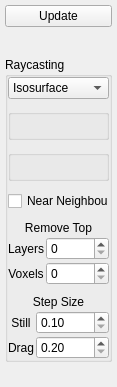
This is drishti/raycastmenu.ui in nci/drishti as Qt 5 draws it before an edit. The edited form follows.
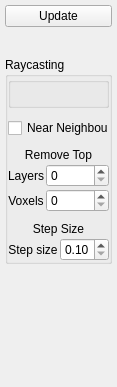
This is the edited form.

What changed in the file:
```diff
--- a/drishti/raycastmenu.ui
+++ b/drishti/raycastmenu.ui
@@ -97,25 +97,6 @@
       <property name="bottomMargin">
        <number>0</number>
       </property>
-      <item>
-       <widget class="QComboBox" name="raycastStyle">
-        <item>
-         <property name="text">
-          <string>Isosurface</string>
-         </property>
-        </item>
-        <item>
-         <property name="text">
-          <string>Raycasting</string>
-         </property>
-        </item>
-        <item>
-         <property name="text">
-          <string>Xray</string>
-         </property>
-        </item>
-       </widget>
-      </item>
       <item>
        <widget class="QGroupBox" name="raycastBox">
         <property name="title">
@@ -143,36 +124,6 @@
         </layout>
        </widget>
       </item>
-      <item>
-       <widget class="QGroupBox" name="surfaceBox">
-        <property name="title">
-         <string/>
-        </property>
-        <property name="checkable">
-         <bool>false</bool>
-        </property>
-        <layout class="QVBoxLayout" name="verticalLayout_9">
-         <property name="spacing">
-          <number>0</number>
-         </property>
-         <property name="leftMargin">
-          <number>0</number>
-         </property>
-         <property name="topMargin">
-          <number>0</number>
-         </property>
-         <property name="rightMargin">
-          <number>0</number>
-         </property>
-         <property name="bottomMargin">
-          <number>0</number>
-         </property>
-         <item>
-          <layout class="QVBoxLayout" name="popupLight"/>
-         </item>
-        </layout>
-       </widget>
-      </item>
       <item>
        <widget class="QCheckBox" name="nearest">
         <property name="text">
@@ -259,23 +210,20 @@
        </layout>
       </item>
       <item>
-       <layout class="QGridLayout" name="gridLayout" columnstretch="0,1">
+       <layout class="QGridLayout" name="gridLayout" columnstretch="0,0">
         <property name="topMargin">
          <number>0</number>
         </property>
         <property name="spacing">
          <number>2</number>
         </property>
-        <item row="3" column="1">
-         <widget class="QDoubleSpinBox" name="dragStep">
-          <property name="minimum">
-           <double>0.200000000000000</double>
+        <item row="1" column="0" colspan="2">
+         <widget class="QLabel" name="label_4">
+          <property name="text">
+           <string>Step Size</string>
           </property>
-          <property name="maximum">
-           <double>10.000000000000000</double>
-          </property>
-          <property name="singleStep">
-           <double>0.100000000000000</double>
+          <property name="alignment">
+           <set>Qt::AlignCenter</set>
           </property>
          </widget>
         </item>
@@ -295,27 +243,7 @@
         <item row="2" column="0">
          <widget class="QLabel" name="label_9">
           <property name="text">
-           <string>Still</string>
-          </property>
-          <property name="alignment">
-           <set>Qt::AlignCenter</set>
-          </property>
-         </widget>
-        </item>
-        <item row="3" column="0">
-         <widget class="QLabel" name="label_10">
-          <property name="text">
-           <string>Drag</string>
-          </property>
-          <property name="alignment">
-           <set>Qt::AlignCenter</set>
-          </property>
-         </widget>
-        </item>
-        <item row="1" column="0" colspan="2">
-         <widget class="QLabel" name="label_4">
-          <property name="text">
-           <string>Step Size</string>
+           <string>Step size</string>
           </property>
           <property name="alignment">
            <set>Qt::AlignCenter</set>
```
